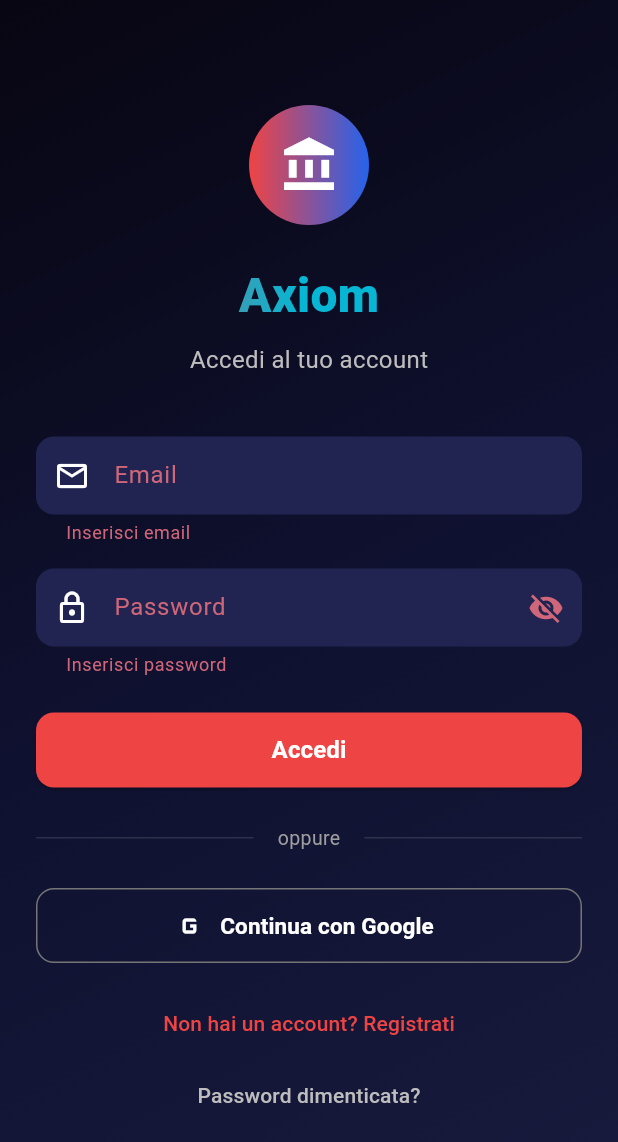
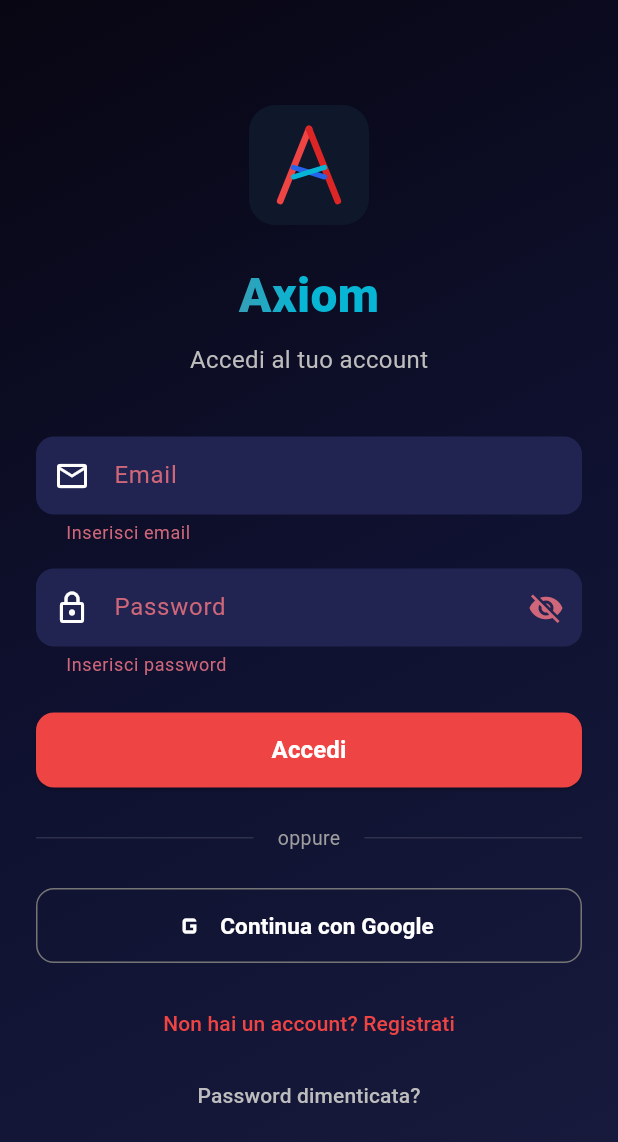
Before and after one commit to adamomic371-star/appfinance, a Flutter app: the screen it shows after launch, after a tap on "Accedi", on a phone screen of 412 x 824 dp. Shown: the top 1142 px of the screen. Run offline on Flutter 3.47's test engine with Material 3 defaults, Android fonts, the phone set to English and light mode, and no system bars; our stand-ins replace firebase_auth, firebase_core, firebase_database, go_router, google_sign_in, shared_preferences and 1 more; accounts and stored records are empty.

Commit message:
Fix: logo Axiom su icona Android + login screen (era cerchio rosso con A)

```diff
--- a/axiom_app/lib/app.dart
+++ b/axiom_app/lib/app.dart
@@ -20,44 +20,8 @@
 import 'src/models/transaction.dart';
 
 class AxiomApp extends StatelessWidget {
-  AxiomApp({super.key});
-
-  final _router = GoRouter(
-    initialLocation: '/login',
-    redirect: (context, state) {
-      final auth = context.read<AuthProvider>();
-      final loggedIn = auth.isLoggedIn;
-      final path = state.matchedLocation;
-      final onAuthPage = path.startsWith('/login') ||
-          path.startsWith('/register') || path.startsWith('/reset-password');
-
-      if (!loggedIn && !onAuthPage) return '/login';
-      if (loggedIn && onAuthPage) return '/';
-      return null;
-    },
-    routes: [
-      GoRoute(path: '/login', builder: (_, __) => const LoginScreen()),
-      GoRoute(path: '/register', builder: (_, __) => const RegisterScreen()),
-      GoRoute(path: '/reset-password', builder: (_, __) => const ResetPasswordScreen()),
-      GoRoute(
-        path: '/transaction/new',
-        builder: (_, __) => const TransactionFormScreen(),
-      ),
-      GoRoute(
-        path: '/transaction/edit',
-        builder: (_, state) => TransactionFormScreen(transaction: state.extra as TransactionModel?),
-      ),
-      ShellRoute(
-        builder: (_, __, child) => HomeShell(child: child),
-        routes: [
-          GoRoute(path: '/', builder: (_, __) => const DashboardScreen()),
-          GoRoute(path: '/transactions', builder: (_, __) => const TransactionListScreen()),
-          GoRoute(path: '/notifications', builder: (_, __) => const NotificationsScreen()),
-          GoRoute(path: '/profile', builder: (_, __) => const ProfileScreen()),
-        ],
-      ),
-    ],
-  );
+  final GoRouter router;
+  const AxiomApp({super.key, required this.router});
 
   @override
   Widget build(BuildContext context) {
@@ -68,7 +32,7 @@
       theme: AppTheme.light(),
       darkTheme: AppTheme.dark(),
       themeMode: settings.themeMode,
-      routerConfig: _router,
+      routerConfig: router,
     );
   }
 }
--- a/axiom_app/lib/main.dart
+++ b/axiom_app/lib/main.dart
@@ -1,6 +1,7 @@
 import 'package:flutter/material.dart';
 import 'package:flutter/services.dart';
 import 'package:provider/provider.dart';
+import 'package:go_router/go_router.dart';
 import 'src/config/firebase_config.dart';
 import 'src/providers/auth_provider.dart';
 import 'src/providers/transaction_provider.dart';
@@ -9,6 +10,16 @@
 import 'src/providers/budget_provider.dart';
 import 'src/providers/settings_provider.dart';
 import 'src/providers/detected_transaction_provider.dart';
+import 'src/screens/auth/login_screen.dart';
+import 'src/screens/auth/register_screen.dart';
+import 'src/screens/auth/reset_password_screen.dart';
+import 'src/screens/home/home_shell.dart';
+import 'src/screens/home/dashboard_screen.dart';
+import 'src/screens/transactions/transaction_list_screen.dart';
+import 'src/screens/transactions/transaction_form_screen.dart';
+import 'src/screens/profile/profile_screen.dart';
+import 'src/screens/notifications/notifications_screen.dart';
+import 'src/models/transaction.dart';
 import 'app.dart';
 
 void main() async {
@@ -23,9 +34,47 @@
 
   @override
   Widget build(BuildContext context) {
+    final auth = AuthProvider();
+    final router = GoRouter(
+      initialLocation: '/login',
+      refreshListenable: auth,
+      redirect: (context, state) {
+        final loggedIn = auth.isLoggedIn;
+        final path = state.matchedLocation;
+        final onAuthPage = path.startsWith('/login') ||
+            path.startsWith('/register') || path.startsWith('/reset-password');
+
+        if (!loggedIn && !onAuthPage) return '/login';
+        if (loggedIn && onAuthPage) return '/';
+        return null;
+      },
+      routes: [
+        GoRoute(path: '/login', builder: (_, __) => const LoginScreen()),
+        GoRoute(path: '/register', builder: (_, __) => const RegisterScreen()),
+        GoRoute(path: '/reset-password', builder: (_, __) => const ResetPasswordScreen()),
+        GoRoute(
+          path: '/transaction/new',
+          builder: (_, __) => const TransactionFormScreen(),
+        ),
+        GoRoute(
+          path: '/transaction/edit',
+          builder: (_, state) => TransactionFormScreen(transaction: state.extra as TransactionModel?),
+        ),
+        ShellRoute(
+          builder: (_, __, child) => HomeShell(child: child),
+          routes: [
+            GoRoute(path: '/', builder: (_, __) => const DashboardScreen()),
+            GoRoute(path: '/transactions', builder: (_, __) => const TransactionListScreen()),
+            GoRoute(path: '/notifications', builder: (_, __) => const NotificationsScreen()),
+            GoRoute(path: '/profile', builder: (_, __) => const ProfileScreen()),
+          ],
+        ),
+      ],
+    );
+
     return MultiProvider(
       providers: [
-        ChangeNotifierProvider(create: (_) => AuthProvider()),
+        ChangeNotifierProvider.value(value: auth),
         ChangeNotifierProvider(create: (_) => TransactionProvider()),
         ChangeNotifierProvider(create: (_) => AccountProvider()),
         ChangeNotifierProvider(create: (_) => CategoryProvider()),
@@ -33,7 +82,7 @@
         ChangeNotifierProvider(create: (_) => SettingsProvider()..load()),
         ChangeNotifierProvider(create: (_) => DetectedTransactionProvider()),
       ],
-      child: AxiomApp(),
+      child: AxiomApp(router: router),
     );
   }
 }
--- a/axiom_app/lib/src/providers/auth_provider.dart
+++ b/axiom_app/lib/src/providers/auth_provider.dart
@@ -57,6 +57,8 @@
     notifyListeners();
     try {
       await _auth.login(email, password);
+      _loading = false;
+      notifyListeners();
       return true;
     } catch (e) {
       _error = _mapAuthError(e);
@@ -72,6 +74,8 @@
     notifyListeners();
     try {
       await _auth.register(email, password, name);
+      _loading = false;
+      notifyListeners();
       return true;
     } catch (e) {
       _error = _mapAuthError(e);
@@ -91,6 +95,8 @@
     notifyListeners();
     try {
       await _auth.signInWithGoogle();
+      _loading = false;
+      notifyListeners();
       return true;
     } catch (e) {
       _error = _mapAuthError(e);
@@ -122,7 +128,8 @@
   }
 
   String _mapAuthError(Object e) {
-    final code = (e as FirebaseAuthException).code;
+    if (e is! FirebaseAuthException) return 'Errore di rete o server';
+    final code = e.code;
     switch (code) {
       case 'user-not-found': return 'Utente non trovato';
       case 'wrong-password': return 'Password errata';
--- a/axiom_app/lib/src/screens/auth/login_screen.dart
+++ b/axiom_app/lib/src/screens/auth/login_screen.dart
@@ -1,7 +1,49 @@
 import 'package:flutter/material.dart';
 import 'package:provider/provider.dart';
+import 'package:go_router/go_router.dart';
 import '../../config/theme.dart';
 import '../../providers/auth_provider.dart';
+
+class _AxiomLogoPainter extends CustomPainter {
+  @override
+  void paint(Canvas canvas, Size size) {
+    final s = size.width / 108;
+    final bg = RRect.fromRectAndRadius(
+      Rect.fromLTWH(0, 0, size.width, size.height),
+      Radius.circular(size.width * 0.22),
+    );
+    canvas.drawRRect(bg, Paint()..color = const Color(0xFF0F172A));
+    final red1 = Paint()
+      ..color = const Color(0xFFEF4444)
+      ..strokeWidth = 6 * s
+      ..style = PaintingStyle.stroke
+      ..strokeCap = StrokeCap.round;
+    final red2 = Paint()
+      ..color = const Color(0xFFDC2626)
+      ..strokeWidth = 6 * s
+      ..style = PaintingStyle.stroke
+      ..strokeCap = StrokeCap.round;
+    final blue1 = Paint()
+      ..color = const Color(0xFF2563EB)
+      ..strokeWidth = 4.5 * s
+      ..style = PaintingStyle.stroke
+      ..strokeCap = StrokeCap.round;
+    final blue2 = Paint()
+      ..color = const Color(0xFF06B6D4)
+      ..strokeWidth = 4.5 * s
+      ..style = PaintingStyle.stroke
+      ..strokeCap = StrokeCap.round;
+    final cx = size.width / 2;
+    final cy = size.height / 2;
+    canvas.drawLine(Offset(cx - 0.24 * size.width, cy + 0.3 * size.height), Offset(cx, cy - 0.3 * size.height), red1);
+    canvas.drawLine(Offset(cx, cy - 0.3 * size.height), Offset(cx + 0.24 * size.width, cy + 0.3 * size.height), red2);
+    canvas.drawLine(Offset(cx - 0.13 * size.width, cy + 0.02 * size.height), Offset(cx + 0.13 * size.width, cy + 0.1 * size.height), blue1);
+    canvas.drawLine(Offset(cx + 0.13 * size.width, cy + 0.02 * size.height), Offset(cx - 0.13 * size.width, cy + 0.1 * size.height), blue2);
+  }
+
+  @override
+  bool shouldRepaint(covariant CustomPainter oldDelegate) => false;
+}
 
 class LoginScreen extends StatefulWidget {
   const LoginScreen({super.key});
@@ -32,7 +74,9 @@
       _emailController.text.trim(),
       _passwordController.text,
     );
-    if (!success && mounted) {
+    if (success && mounted) {
+      context.go('/');
+    } else if (mounted) {
       ScaffoldMessenger.of(context).showSnackBar(
         SnackBar(content: Text(provider.error ?? 'Errore di accesso')),
       );
@@ -44,7 +88,9 @@
     setState(() => _loading = true);
     final provider = context.read<AuthProvider>();
     final success = await provider.signInWithGoogle();
-    if (!success && mounted) {
+    if (success && mounted) {
+      context.go('/');
+    } else if (mounted) {
       ScaffoldMessenger.of(context).showSnackBar(
         SnackBar(content: Text(provider.error ?? 'Errore Google Sign-In')),
       );
@@ -72,15 +118,11 @@
                 child: Column(
                   mainAxisAlignment: MainAxisAlignment.center,
                   children: [
-                    Container(
+                    SizedBox(
                       width: 80, height: 80,
-                      decoration: BoxDecoration(
-                        shape: BoxShape.circle,
-                        gradient: const LinearGradient(
-                          colors: [AppTheme.primary, AppTheme.secondary],
-                        ),
+                      child: CustomPaint(
+                        painter: _AxiomLogoPainter(),
                       ),
-                      child: const Icon(Icons.account_balance, color: Colors.white, size: 40),
                     ),
                     const SizedBox(height: 24),
                     Text(
--- a/axiom_app/lib/src/screens/auth/register_screen.dart
+++ b/axiom_app/lib/src/screens/auth/register_screen.dart
@@ -1,5 +1,6 @@
 import 'package:flutter/material.dart';
 import 'package:provider/provider.dart';
+import 'package:go_router/go_router.dart';
 import '../../config/theme.dart';
 import '../../providers/auth_provider.dart';
 
@@ -44,7 +45,9 @@
       _passwordController.text,
       _nameController.text.trim(),
     );
-    if (!success && mounted) {
+    if (success && mounted) {
+      context.go('/');
+    } else if (mounted) {
       ScaffoldMessenger.of(context).showSnackBar(
         SnackBar(content: Text(provider.error ?? 'Errore registrazione')),
       );
```
Also changed, not shown: 1 other file.
